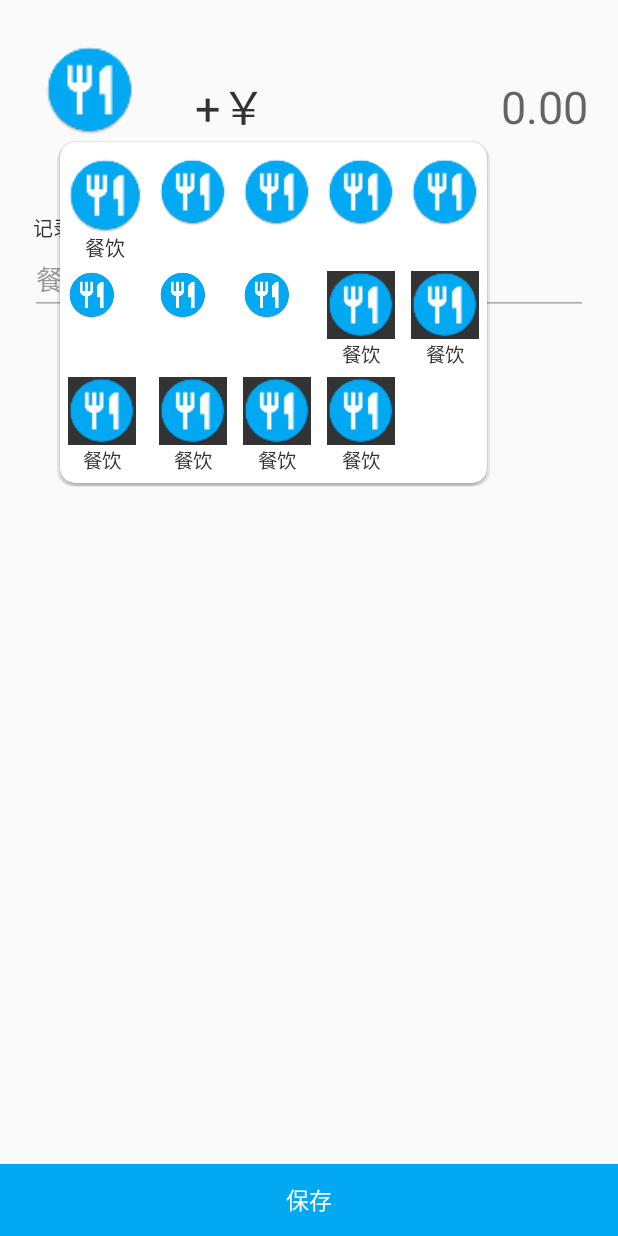
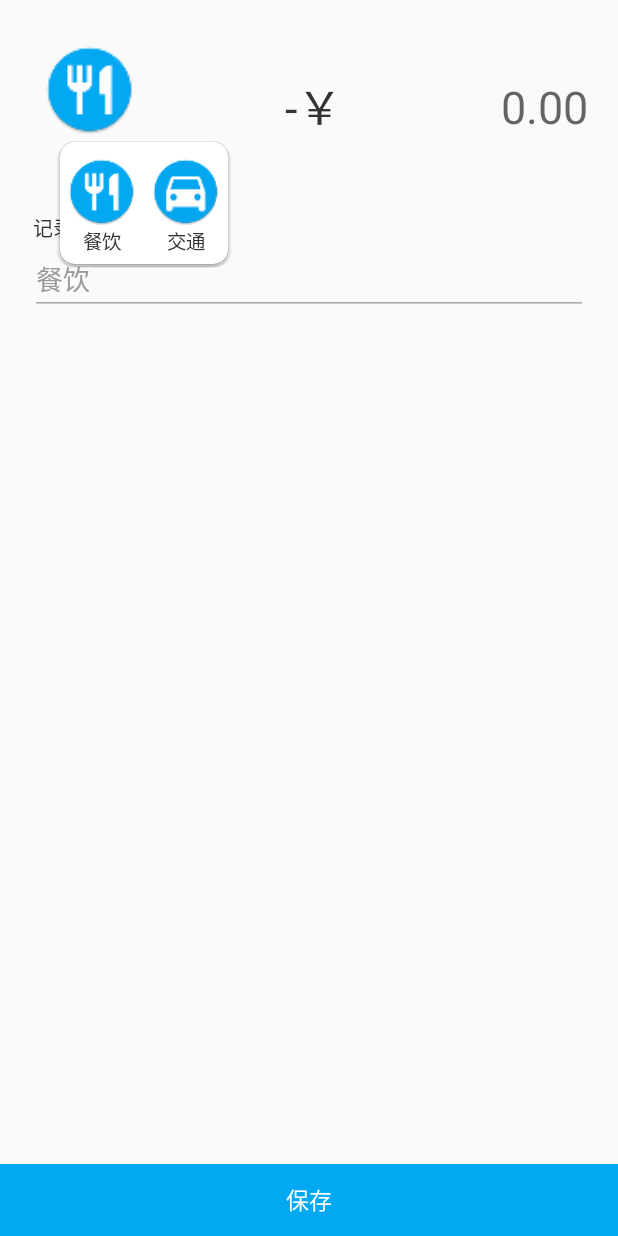
Before and after one commit to aa352160/MyAccountBook, an Android app: the AddRecordActivity screen opened directly, with no data from a screen before it, after a tap on an icon or button, on a phone screen of 412 x 824 dp. Run offline under Robolectric (Android 15) with nearby library versions, the phone set to English and light mode, and no system bars.

Commit message:
类型选择完成，部分bug修复

```diff
--- a/app/src/main/java/com/rongke/myaccountbook/activity/AddRecordActivity.kt
+++ b/app/src/main/java/com/rongke/myaccountbook/activity/AddRecordActivity.kt
@@ -5,10 +5,11 @@ import android.arch.lifecycle.ViewModelProviders
 import com.rongke.baselibrary.base.BaseActivity
 import com.rongke.baselibrary.util.CommonUtil
 import com.rongke.myaccountbook.R
+import com.rongke.myaccountbook.bean.RecordTypeBean
 import com.rongke.myaccountbook.database.model.BillRecordDataModel
 import com.rongke.myaccountbook.database.model.DateRecordDataModel
 import com.rongke.myaccountbook.listener.MoneyEditTextWatcher
-import com.rongke.myaccountbook.util.BILL_RECORD_TYPE_DINING
+import com.rongke.myaccountbook.util.RecordTypeHelper
 import com.rongke.myaccountbook.util.castToTimeStr
 import com.rongke.myaccountbook.view.TypeChoosePopupWindow
 import com.rongke.myaccountbook.viewmodel.BillRecordViewModel
@@ -24,13 +25,16 @@ class AddRecordActivity : BaseActivity(){
     private val recordViewModel by lazy { ViewModelProviders.of(this).get(BillRecordViewModel::class.java) }
     private val dateRecordModel by lazy { ViewModelProviders.of(this).get(DateRecordViewModel::class.java) }
 
+    private var selectTypeId = 0
+
     override fun setLayoutRes(): Int = R.layout.activity_add_record
 
     override fun initView() {
         edt_price.addTextChangedListener(MoneyEditTextWatcher(edt_price))
+        typeChoose(RecordTypeHelper.getDefaultType())
 
         iv_record_type.setOnClickListener { v ->
-            TypeChoosePopupWindow(this).show(v)
+            TypeChoosePopupWindow(this, {typeChoose(it)}).show(v)
         }
 
         btn_save.setOnClickListener {
@@ -38,6 +42,13 @@ class AddRecordActivity : BaseActivity(){
                 checkDate(System.currentTimeMillis().castToTimeStr())
             }
         }
+    }
+
+    private fun typeChoose(it: RecordTypeBean) {
+        selectTypeId = it.typeId
+        iv_record_type.setImageDrawable(getDrawable(it.typeImgResId))
+        tv_record_type.text = it.typeName
+        edt_title.hint = it.typeName
     }
 
     private fun checkInput(): Boolean {
@@ -78,8 +89,9 @@ class AddRecordActivity : BaseActivity(){
         }
 
         val price = BigDecimal(edt_price.text.toString()).setScale(2).toString()
-        val title = edt_title.text.toString()
-        val model = BillRecordDataModel(BILL_RECORD_TYPE_DINING,false,price,title,dateId,System.currentTimeMillis())
+        val title = if(edt_title.text.toString().isEmpty())
+                            { edt_title.hint.toString() } else { edt_title.text.toString() }
+        val model = BillRecordDataModel(selectTypeId,false,price,title,dateId,System.currentTimeMillis())
         recordViewModel.insert(model)
 
         setResult(ADD_BILL_RECORD)
--- a/app/src/main/java/com/rongke/myaccountbook/activity/MainActivity.kt
+++ b/app/src/main/java/com/rongke/myaccountbook/activity/MainActivity.kt
@@ -23,7 +23,7 @@ class MainActivity : BaseActivity() {
     private val recordViewModel by lazy { ViewModelProviders.of(this).get(BillRecordViewModel::class.java) }
     private val dateRecordModel by lazy { ViewModelProviders.of(this).get(DateRecordViewModel::class.java) }
 
-    private val observer = Observer<List<DateRecordDataModel>>{datas -> getRecordByTime(datas)}
+    private val observer = Observer<List<DateRecordDataModel>>{getRecordByTime(it)}
 
     private lateinit var mainData : ArrayList<MainRecordBean>
 
--- a/app/src/main/java/com/rongke/myaccountbook/activity/SplashActivity.kt
+++ b/app/src/main/java/com/rongke/myaccountbook/activity/SplashActivity.kt
@@ -20,6 +20,9 @@ class SplashActivity : BaseActivity() {
     }
 
     private fun startCountDown() {
-        Handler().postDelayed({ UIHelper.gotoMainActivity(this@SplashActivity) },3000)
+        Handler().postDelayed({
+            UIHelper.gotoMainActivity(this@SplashActivity)
+            finish()
+        },3000)
     }
 }
--- a/app/src/main/java/com/rongke/myaccountbook/adapter/IndexAdapter.kt
+++ b/app/src/main/java/com/rongke/myaccountbook/adapter/IndexAdapter.kt
@@ -5,10 +5,12 @@ import android.support.v7.widget.RecyclerView
 import android.view.LayoutInflater
 import android.view.View
 import android.view.ViewGroup
+import android.widget.ImageView
 import android.widget.TextView
 import com.rongke.myaccountbook.R
 import com.rongke.myaccountbook.bean.MainRecordBean
 import com.rongke.myaccountbook.database.model.BillRecordDataModel
+import com.rongke.myaccountbook.util.RecordTypeHelper
 import com.rongke.myaccountbook.util.castToTimeDetailStr
 import kotlinx.android.extensions.LayoutContainer
 import kotlinx.android.synthetic.main.item_index_list.*
@@ -39,14 +41,17 @@ class IndexAdapter(private val context: Context, private val datas : List<MainRe
 
         fun setNewRecordList(datas : List<BillRecordDataModel>){
             ll_record.removeAllViews()
-            for (item in datas){
+            val reversDatas = datas.reversed()
+            reversDatas.forEach{
                 val view = LayoutInflater.from(context).inflate(R.layout.item_index_record, ll_record,false)
-                view.findViewById<TextView>(R.id.tv_record_time).text = item.createTimeDetail.castToTimeDetailStr()
-                view.findViewById<TextView>(R.id.tv_record_title).text = item.title
-                if (item.isIncome){
-                    view.findViewById<TextView>(R.id.tv_record_money).text = "+${item.price}"
+                view.findViewById<ImageView>(R.id.iv_record_type).setImageDrawable(
+                        context.getDrawable(RecordTypeHelper.getRecordTypeById(it.type).typeImgResId))
+                view.findViewById<TextView>(R.id.tv_record_time).text = it.createTimeDetail.castToTimeDetailStr()
+                view.findViewById<TextView>(R.id.tv_record_title).text = it.title
+                if (it.isIncome){
+                    view.findViewById<TextView>(R.id.tv_record_money).text = "+${it.price}"
                 }else{
-                    view.findViewById<TextView>(R.id.tv_record_money).text = "-${item.price}"
+                    view.findViewById<TextView>(R.id.tv_record_money).text = "-${it.price}"
                 }
                 ll_record.addView(view)
             }
--- /dev/null
+++ b/app/src/main/java/com/rongke/myaccountbook/bean/RecordTypeBean.kt
@@ -0,0 +1,7 @@
+package com.rongke.myaccountbook.bean
+
+/**
+ * Created by jh352160 on 2018/3/9.
+ */
+
+data class RecordTypeBean(var typeId : Int,var typeImgResId : Int,var typeName : String)
--- a/app/src/main/java/com/rongke/myaccountbook/database/dao/BillRecordDao.kt
+++ b/app/src/main/java/com/rongke/myaccountbook/database/dao/BillRecordDao.kt
@@ -13,7 +13,7 @@ import com.rongke.myaccountbook.database.model.BillRecordDataModel
 
 @Dao
 interface BillRecordDao {
-    @get:Query("SELECT * from bill_record_table ORDER BY id ASC")
+    @get:Query("SELECT * from bill_record_table ORDER BY id DESC")
     val allRecord: LiveData<List<BillRecordDataModel>>
 
     @Insert
--- a/app/src/main/java/com/rongke/myaccountbook/database/dao/DateRecordDao.kt
+++ b/app/src/main/java/com/rongke/myaccountbook/database/dao/DateRecordDao.kt
@@ -13,7 +13,7 @@ import com.rongke.myaccountbook.database.model.DateRecordDataModel
 
 @Dao
 interface DateRecordDao {
-    @Query("SELECT * from date_record_table ORDER BY id ASC")
+    @Query("SELECT * from date_record_table ORDER BY id DESC")
     fun allDateRecord(): LiveData<List<DateRecordDataModel>>
 
     @Insert
--- a/app/src/main/java/com/rongke/myaccountbook/util/Constans.kt
+++ b/app/src/main/java/com/rongke/myaccountbook/util/Constans.kt
@@ -3,5 +3,3 @@ package com.rongke.myaccountbook.util
 /**
  * Created by jh352160 on 2018/2/9.
  */
-
-const val BILL_RECORD_TYPE_DINING = 1
--- /dev/null
+++ b/app/src/main/java/com/rongke/myaccountbook/util/RecordTypeHelper.kt
@@ -0,0 +1,23 @@
+package com.rongke.myaccountbook.util
+
+import com.rongke.myaccountbook.R
+import com.rongke.myaccountbook.bean.RecordTypeBean
+
+/**
+ * Created by jh352160 on 2018/3/9.
+ */
+
+object RecordTypeHelper{
+    private val allRecordType by lazy {
+        arrayOf(
+                RecordTypeBean(1, R.drawable.ic_record_food,"餐饮"),
+                RecordTypeBean(2, R.drawable.ic_record_transportation,"交通")
+        )
+    }
+
+    fun getDefaultType() = allRecordType[0]
+
+    fun getAllType() = allRecordType
+
+    fun getRecordTypeById(recordId : Int) = allRecordType.filter { it.typeId == recordId }[0]
+}
--- a/app/src/main/java/com/rongke/myaccountbook/view/TypeChoosePopupWindow.kt
+++ b/app/src/main/java/com/rongke/myaccountbook/view/TypeChoosePopupWindow.kt
@@ -1,28 +1,32 @@
 package com.rongke.myaccountbook.view
 
 import android.app.Activity
+import android.support.v4.widget.PopupWindowCompat.showAsDropDown
 import android.view.*
 import android.widget.*
 import com.rongke.baselibrary.util.DisplayUtil
 import com.rongke.myaccountbook.R
+import com.rongke.myaccountbook.bean.RecordTypeBean
+import com.rongke.myaccountbook.util.RecordTypeHelper
 
 /**
  * Created by jh352160 on 2018/3/8.
  */
 
-class TypeChoosePopupWindow(val context : Activity) : PopupWindow(context){
+class TypeChoosePopupWindow(private val context : Activity,
+                            private val onTypeChoose : (RecordTypeBean) -> Unit) : PopupWindow(context){
     init {
         isFocusable = true
         setBackgroundDrawable(null)
         contentView = LayoutInflater.from(context).inflate(R.layout.popup_window_type_choose,null)
 
         popOutShadow()
-        for(i in 0..5){
-            (contentView.rootView as GridLayout).addView(getItemView())
-        }
+
+        RecordTypeHelper.getAllType().forEach {
+            (contentView.rootView as GridLayout).addView(getItemView(it)) }
     }
 
-    private fun getItemView() : View{
+    private fun getItemView(bean: RecordTypeBean): View{
         val view = FrameLayout(context)
         view.layoutParams = ViewGroup.LayoutParams(
                 ViewGroup.LayoutParams.WRAP_CONTENT,ViewGroup.LayoutParams.WRAP_CONTENT)
@@ -36,8 +40,7 @@ class TypeChoosePopupWindow(val context : Activity) : PopupWindow(context){
                                   DisplayUtil.dip2px(context,20f))
         ivLayoutParams.gravity = Gravity.NO_GRAVITY
         imageView.layoutParams = ivLayoutParams
-        imageView.setImageDrawable(context.getDrawable(R.drawable.ic_record_food))
-        imageView.setBackgroundColor(context.getColor(R.color.primary_font_color))
+        imageView.setImageDrawable(context.getDrawable(bean.typeImgResId))
         view.addView(imageView)
 
         val textView = TextView(context)
@@ -47,8 +50,13 @@ class TypeChoosePopupWindow(val context : Activity) : PopupWindow(context){
         tvLayoutParams.gravity = Gravity.CENTER_HORIZONTAL.or(Gravity.BOTTOM)
         textView.textSize = 13f
         textView.setTextColor(context.getColor(R.color.primary_font_color))
-        textView.text = "餐饮"
+        textView.text = bean.typeName
         view.addView(textView)
+
+        view.setOnClickListener {
+            onTypeChoose(bean)
+            dismiss()
+        }
 
         return view
     }
--- a/app/src/main/res/layout/activity_add_record.xml
+++ b/app/src/main/res/layout/activity_add_record.xml
@@ -15,7 +15,6 @@
         app:layout_constraintTop_toTopOf="parent"
         android:layout_marginStart="30dp"
         android:layout_marginTop="30dp"
-        android:src="@drawable/ic_record_food"
         />
 
     <TextView
@@ -25,7 +24,6 @@
         app:layout_constraintLeft_toLeftOf="@id/iv_record_type"
         app:layout_constraintRight_toRightOf="@id/iv_record_type"
         app:layout_constraintTop_toBottomOf="@id/iv_record_type"
-        android:text="餐饮"
         android:textColor="@color/primary_font_color"
         />
 
@@ -49,13 +47,13 @@
         android:id="@+id/tv_record_tag"
         android:layout_width="wrap_content"
         android:layout_height="wrap_content"
+        app:layout_constraintBottom_toBottomOf="@id/tv_record_type"
         app:layout_constraintLeft_toRightOf="@id/iv_record_type"
         app:layout_constraintTop_toTopOf="@id/iv_record_type"
-        app:layout_constraintBottom_toBottomOf="@id/tv_record_type"
-        android:layout_marginStart="40dp"
-        android:text="+￥"
+        android:layout_marginLeft="100dp"
+        android:text="-￥"
+        android:textColor="@color/primary_font_color"
         android:textSize="30sp"
-        android:textColor="@color/primary_font_color"
         />
 
     <TextView
--- a/app/src/main/res/layout/popup_window_type_choose.xml
+++ b/app/src/main/res/layout/popup_window_type_choose.xml
@@ -4,73 +4,4 @@
     android:layout_height="wrap_content"
     android:columnCount="5"
     android:background="@drawable/bg_item_index_list"
-    android:padding="10dp"
-    >
-
-    <FrameLayout
-        android:layout_width="wrap_content"
-        android:layout_height="wrap_content"
-        >
-
-        <ImageView
-            android:layout_width="50dp"
-            android:layout_height="50dp"
-            android:layout_marginBottom="20dp"
-            android:layout_marginLeft="5dp"
-            android:layout_marginRight="5dp"
-            android:layout_marginTop="5dp"
-            android:src="@drawable/ic_record_food" />
-
-        <TextView
-            android:layout_width="wrap_content"
-            android:layout_height="wrap_content"
-            android:layout_gravity="center_horizontal|bottom"
-            android:text="餐饮"
-            android:textColor="@color/primary_font_color"
-            android:textSize="13sp" />
-
-    </FrameLayout>
-
-    <ImageView
-        android:layout_width="45dp"
-        android:layout_height="45dp"
-        android:layout_margin="5dp"
-        android:src="@drawable/ic_record_food" />
-
-    <ImageView
-        android:layout_width="45dp"
-        android:layout_height="45dp"
-        android:layout_margin="5dp"
-        android:src="@drawable/ic_record_food" />
-
-    <ImageView
-        android:layout_width="45dp"
-        android:layout_height="45dp"
-        android:layout_margin="5dp"
-        android:src="@drawable/ic_record_food" />
-
-    <ImageView
-        android:layout_width="45dp"
-        android:layout_height="45dp"
-        android:layout_margin="5dp"
-        android:src="@drawable/ic_record_food" />
-
-    <ImageView
-        android:layout_width="wrap_content"
-        android:layout_height="wrap_content"
-        android:layout_margin="5dp"
-        android:src="@drawable/ic_record_food" />
-
-    <ImageView
-        android:layout_width="wrap_content"
-        android:layout_height="wrap_content"
-        android:layout_margin="5dp"
-        android:src="@drawable/ic_record_food" />
-
-    <ImageView
-        android:layout_width="wrap_content"
-        android:layout_height="wrap_content"
-        android:layout_margin="5dp"
-        android:src="@drawable/ic_record_food" />
-
-</GridLayout>
+    android:padding="10dp" />
```
